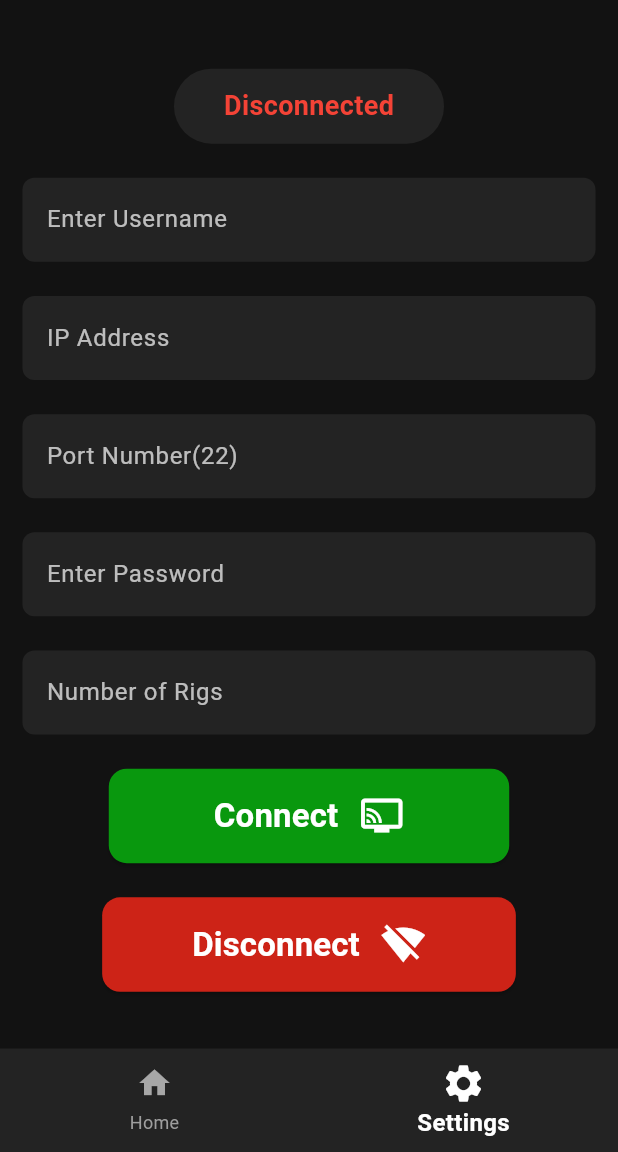
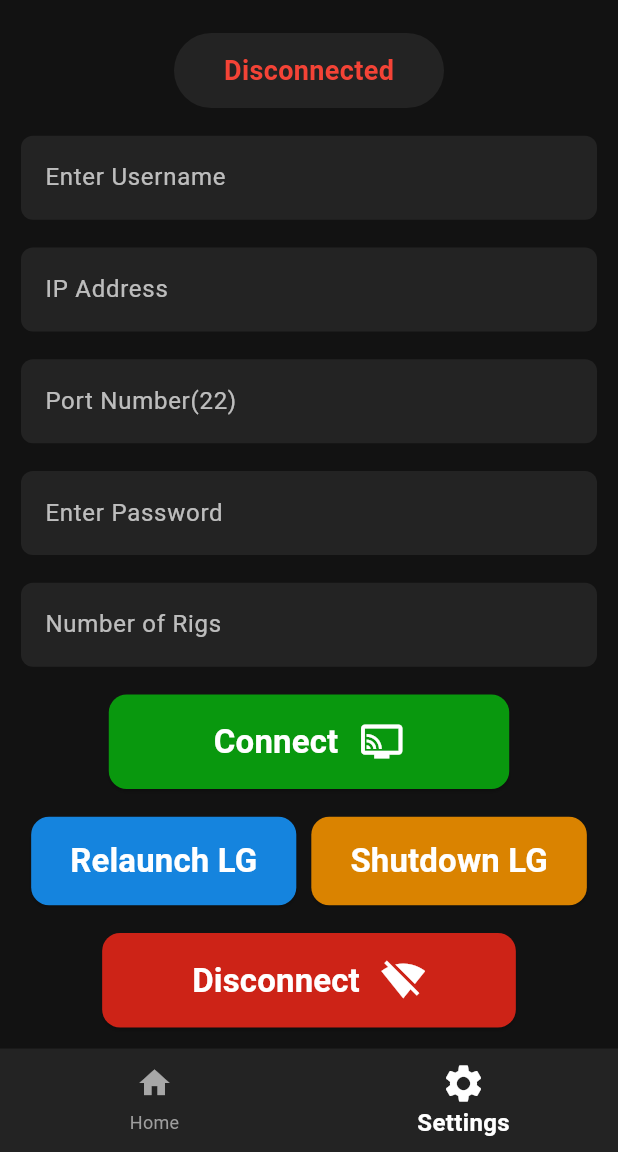
Before and after one commit to DevAni27/lg_controller, a Flutter app: the screen it shows after launch, item 2 of the bottom bar chosen, on a phone screen of 412 x 824 dp, the part 84-1236 px from its top. Run offline on Flutter 3.47's test engine with Material 3 defaults, Android fonts, the phone set to English and light mode, and no system bars; missing offline and left inert: dartssh2.

Commit message:
added some buttons to the settings page

```diff
--- a/lib/screens/setting_page.dart
+++ b/lib/screens/setting_page.dart
@@ -76,9 +76,9 @@ class _SettingPageState extends State<SettingPage> {
       backgroundColor: Color(0xFF121212),
       body: Center(
         child: Padding(
-          padding: const EdgeInsets.all(15.0),
+          padding: const EdgeInsets.all(14.0),
           child: Column(
-            mainAxisAlignment: MainAxisAlignment.spaceEvenly,
+            mainAxisAlignment: MainAxisAlignment.spaceBetween,
             children: [
 
               //connected status
@@ -218,6 +218,62 @@ class _SettingPageState extends State<SettingPage> {
 
               ),
 
+              Row(spacing: 10, mainAxisAlignment: MainAxisAlignment.center,
+                children: [
+                //relaunch
+                ElevatedButton(
+                onPressed: () {
+                  // add function
+                },
+
+
+                style: ElevatedButton.styleFrom(
+                  backgroundColor:  const Color.fromARGB(255, 21, 132, 222),
+                  padding: EdgeInsets.symmetric(vertical: 14, horizontal: 26),
+                  shape: RoundedRectangleBorder(borderRadius: BorderRadius.circular(12))
+
+                ),
+                child: const Row(
+                  mainAxisSize: MainAxisSize.min, // Essential to prevent the Row from taking full width
+                  children: [
+                    Text("Relaunch LG", style: TextStyle(color: Colors.white, fontWeight: FontWeight.bold, fontSize: 22),),
+                    // SizedBox(width: 14),
+                    // Icon(Icons.connected_tv, size: 30, color: Colors.white,), // The icon
+
+
+                  ],
+                ),
+
+              ),
+
+                //shutdown
+                ElevatedButton(
+                onPressed: () {
+                  // add function
+                },
+
+
+                style: ElevatedButton.styleFrom(
+                  backgroundColor:  const Color.fromARGB(255, 218, 131, 0),
+                  padding: EdgeInsets.symmetric(vertical: 14, horizontal: 26),
+                  shape: RoundedRectangleBorder(borderRadius: BorderRadius.circular(12))
+
+                ),
+                child: const Row(
+                  mainAxisSize: MainAxisSize.min, // Essential to prevent the Row from taking full width
+                  children: [
+                    Text("Shutdown LG", style: TextStyle(color: Colors.white, fontWeight: FontWeight.bold, fontSize: 22),),
+                    // SizedBox(width: 14),
+                    // Icon(Icons.connected_tv, size: 30, color: Colors.white,), // The icon
+
+
+                  ],
+                ),
+
+              ),
+
+              ],),
+
               //Disconnect button
 
               ElevatedButton(
```
